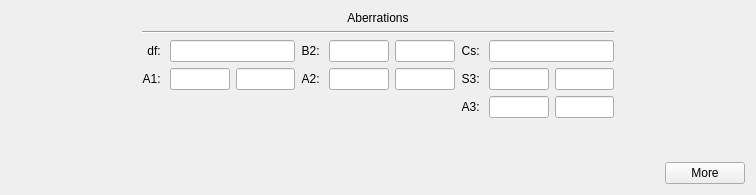
JJPPeters/clTEM, file src/gui/frames/aberrationframe.ui: the form before one commit.
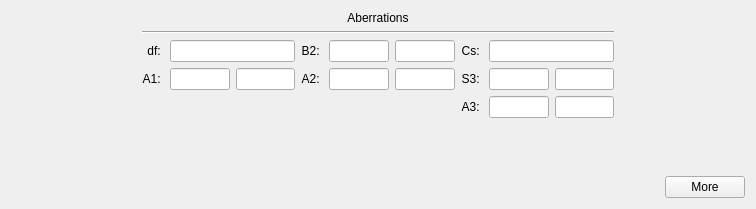
The form after the commit. Custom widgets are drawn as their Qt base class.

What changed in the file:
```diff
--- a/src/gui/frames/aberrationframe.ui
+++ b/src/gui/frames/aberrationframe.ui
@@ -7,7 +7,7 @@
     <x>0</x>
     <y>0</y>
     <width>756</width>
-    <height>195</height>
+    <height>209</height>
    </rect>
   </property>
   <property name="sizePolicy">
```
Left out of the diff: 18 changed lines with no effect on the pictures.
